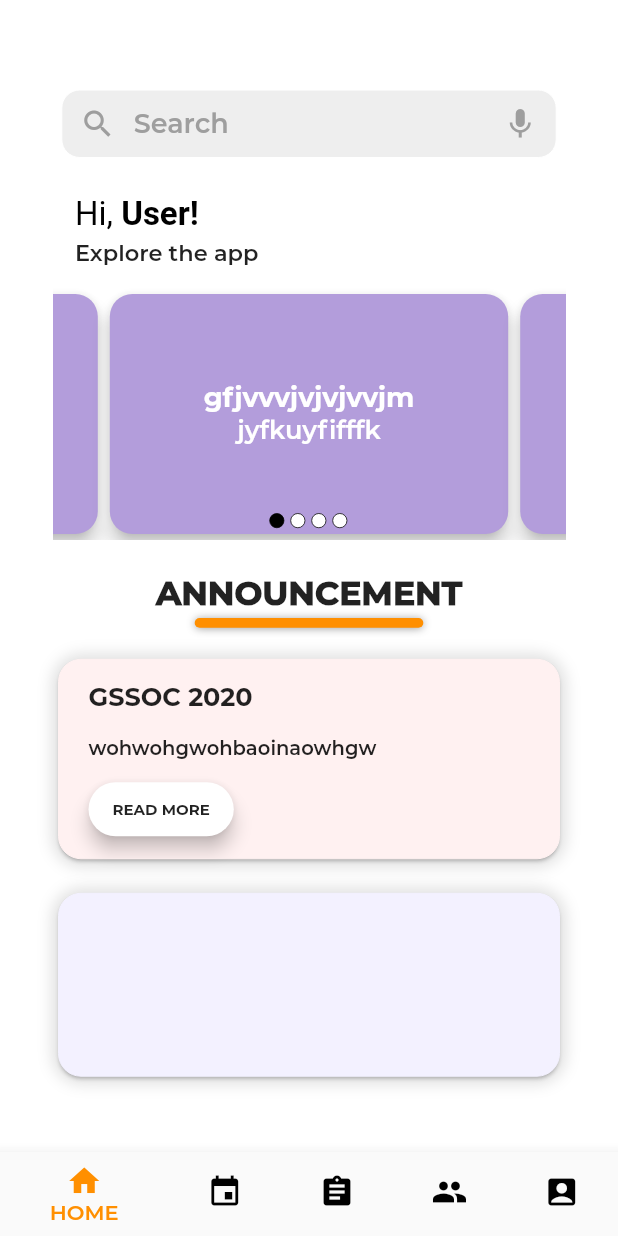
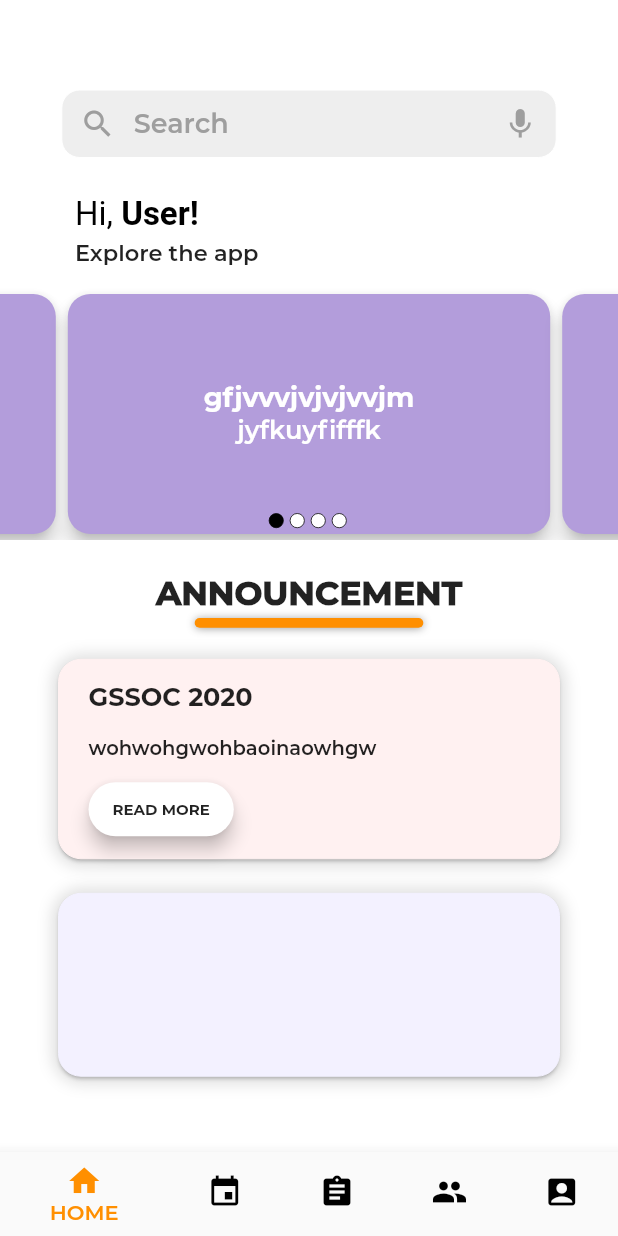
Before and after one commit to smaranjitghose/girlscript_app, a Flutter app: the screen it shows after launch, on a phone screen of 412 x 824 dp. Run offline on Flutter 3.47's test engine with Material 2 defaults, Android fonts, the phone set to English and light mode, and no system bars; drawn by our look-alikes of carousel_slider; project files that could hold a hidden picture were left out.

Commit message:
updated home screen

```diff
--- a/community_app_boilerplate/lib/ui/cardCarousel.dart
+++ b/community_app_boilerplate/lib/ui/cardCarousel.dart
@@ -66,7 +66,7 @@ class _CardCaurselState extends State<CardCaursel> {
         ),
         Positioned(
           top: MediaQuery.of(context).size.height*0.17,
-          left: MediaQuery.of(context).size.width*0.346,
+          left: MediaQuery.of(context).size.width*0.430,
           child: Row(
             mainAxisAlignment: MainAxisAlignment.center,
             children: map<Widget>(cardList, (index, url) {
--- a/community_app_boilerplate/lib/ui/screens/home.dart
+++ b/community_app_boilerplate/lib/ui/screens/home.dart
@@ -15,7 +15,9 @@ class _HomeState extends State<Home> {
     return SingleChildScrollView(
       child: Container(
         // color: Colors.black,
-        child: Padding(
+        child: Column(
+          children: <Widget>[
+            Padding(
               padding: const EdgeInsets.symmetric(horizontal: 35.0),
               child: Column(
                 children: <Widget>[
@@ -97,7 +99,14 @@ class _HomeState extends State<Home> {
                     ),
                   ),
                   SizedBox(height:15.0),
+                ],
+              ),
+            ),
             CardCaursel(),
+            Padding(
+              padding: const EdgeInsets.symmetric(horizontal: 35.0),
+              child: Column(
+                children: <Widget>[
                   SizedBox(height:22.0),
                   Text(
                     'ANNOUNCEMENT',
@@ -213,6 +222,8 @@ class _HomeState extends State<Home> {
                 ],
               ),
             ),
+          ],
+        ),
       ),
     );
   }
```
Lines whose indentation alone changed are shown as unchanged.
